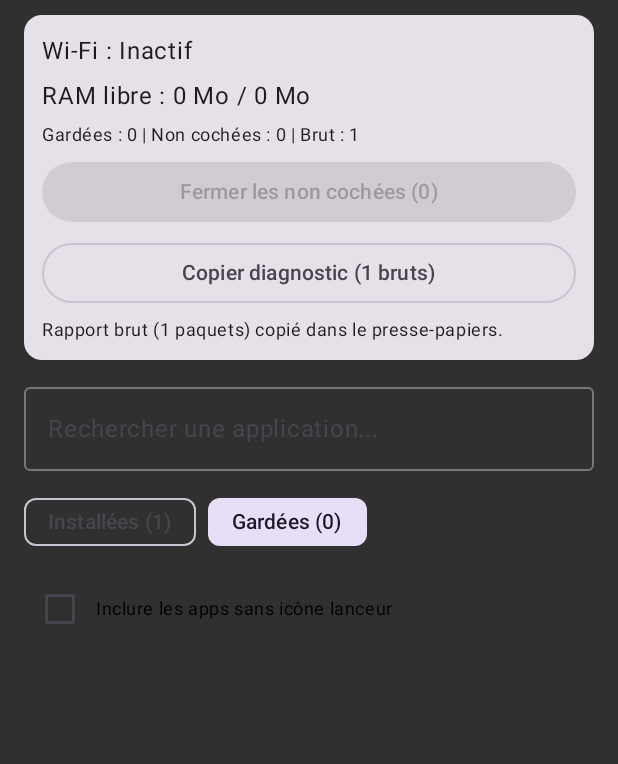
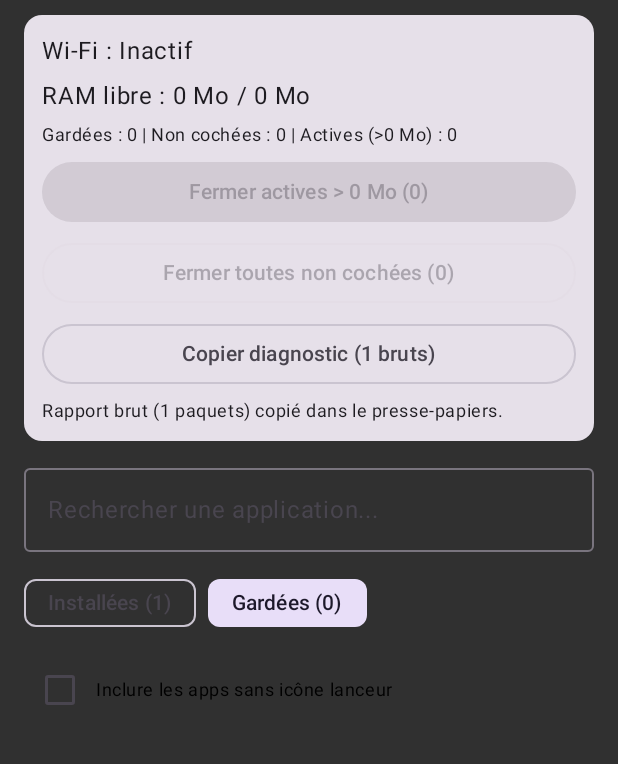
Before and after one commit to Ashborne27/NexusMemory-Android, an Android app built with Jetpack Compose: the screen it shows after launch (MainActivity), after a tap on an icon or button, on a phone screen of 412 x 824 dp, the part 72-836 px from its top. Run offline under Robolectric (Android 15) with nearby library versions, the phone set to English and light mode, and no system bars; 2 other taps on this screen came first.

Commit message:
feat(ram): prioritize active >0MB apps before killing background processes

```diff
--- a/app/src/main/java/com/ashborne/nexusmemory/MainActivity.kt
+++ b/app/src/main/java/com/ashborne/nexusmemory/MainActivity.kt
@@ -248,6 +248,25 @@ class MainActivity : ComponentActivity() {
                     prefs.edit().putStringSet("kept_packages", keptPackages.toSet()).apply()
                 }
 
+                fun startQueueWithItems(itemsToClose: List<InstalledAppItem>, labelMode: String) {
+                    // Capturer l'ordre RAM décroissante AVANT killBackgroundProcesses
+                    val ordered = itemsToClose.sortedWith(
+                        compareByDescending<InstalledAppItem> { it.ramMb }
+                            .thenBy { it.appName.lowercase() }
+                    )
+                    val pkgs = ordered.map { it.packageName }
+                    killBackgroundForTargets(pkgs)
+                    availRamMb = getRamInfoMb().first
+                    queuePackages = ordered
+                    queueIndex = 0
+                    if (ordered.isNotEmpty()) {
+                        statusMessage = "$labelMode (${ordered.size} cibles). File : 1/${ordered.size}"
+                        openAppSettings(ordered[0].packageName)
+                    } else {
+                        statusMessage = "Aucune application à traiter dans ce mode."
+                    }
+                }
+
                 fun advanceQueue(openNextSettings: Boolean) {
                     val nextIdx = queueIndex + 1
                     if (nextIdx < queuePackages.size) {
@@ -310,6 +329,10 @@ class MainActivity : ComponentActivity() {
                         )
                 }
 
+                val activeHeavyTargets: List<InstalledAppItem> = remember(targetApps) {
+                    targetApps.filter { it.ramMb > 0L }
+                }
+
                 LazyColumn(
                     modifier = Modifier
                         .fillMaxSize()
@@ -329,28 +352,24 @@ class MainActivity : ComponentActivity() {
                                 Text("Wi-Fi : ${if (wifiConnected) "Connecté" else "Inactif"}")
                                 Text("RAM libre : $availRamMb Mo / $totalRamMb Mo")
                                 Text(
-                                    "Gardées : ${keptPackages.size} | Non cochées : ${targetApps.size} | Brut : $rawCount",
+                                    "Gardées : ${keptPackages.size} | Non cochées : ${targetApps.size} | Actives (>0 Mo) : ${activeHeavyTargets.size}",
                                     style = MaterialTheme.typography.bodySmall
                                 )
 
                                 Button(
-                                    onClick = {
-                                        val pkgs = targetApps.map { it.packageName }
-                                        killBackgroundForTargets(pkgs)
-                                        availRamMb = getRamInfoMb().first
-                                        queuePackages = targetApps
-                                        queueIndex = 0
-                                        if (targetApps.isNotEmpty()) {
-                                            statusMessage = "Tri RAM décroissante (${pkgs.size} cibles). File : 1/${targetApps.size}"
-                                            openAppSettings(targetApps[0].packageName)
-                                        } else {
-                                            statusMessage = "Aucune application non cochée à traiter."
-                                        }
-                                    },
+                                    onClick = { startQueueWithItems(activeHeavyTargets, "Actives > 0 Mo") },
+                                    enabled = activeHeavyTargets.isNotEmpty(),
+                                    modifier = Modifier.fillMaxWidth()
+                                ) {
+                                    Text("Fermer actives > 0 Mo (${activeHeavyTargets.size})")
+                                }
+
+                                OutlinedButton(
+                                    onClick = { startQueueWithItems(targetApps, "Toutes non cochées") },
                                     enabled = targetApps.isNotEmpty(),
                                     modifier = Modifier.fillMaxWidth()
                                 ) {
-                                    Text("Fermer les non cochées (${targetApps.size})")
+                                    Text("Fermer toutes non cochées (${targetApps.size})")
                                 }
 
                                 OutlinedButton(
```
